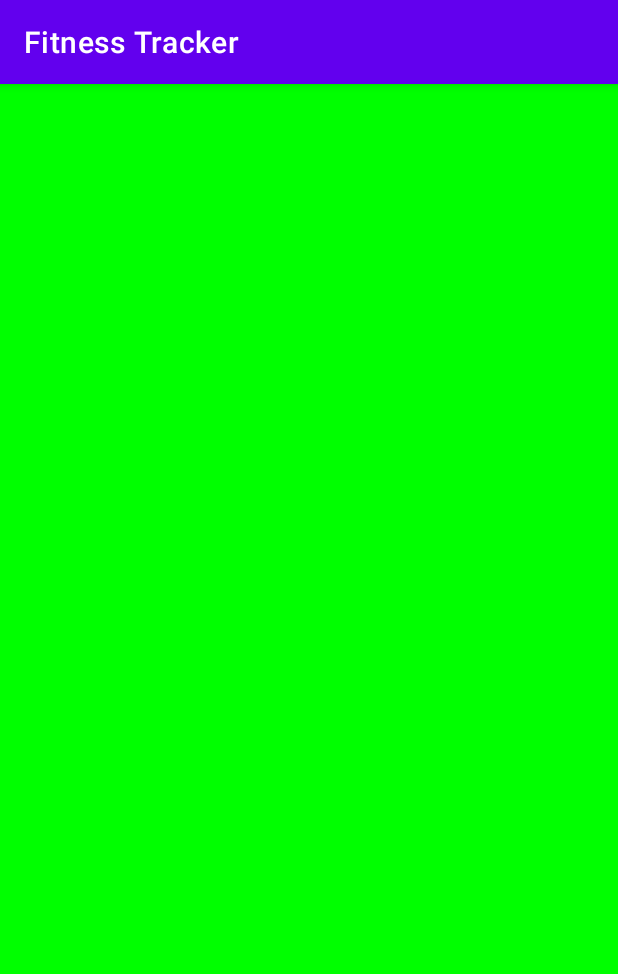
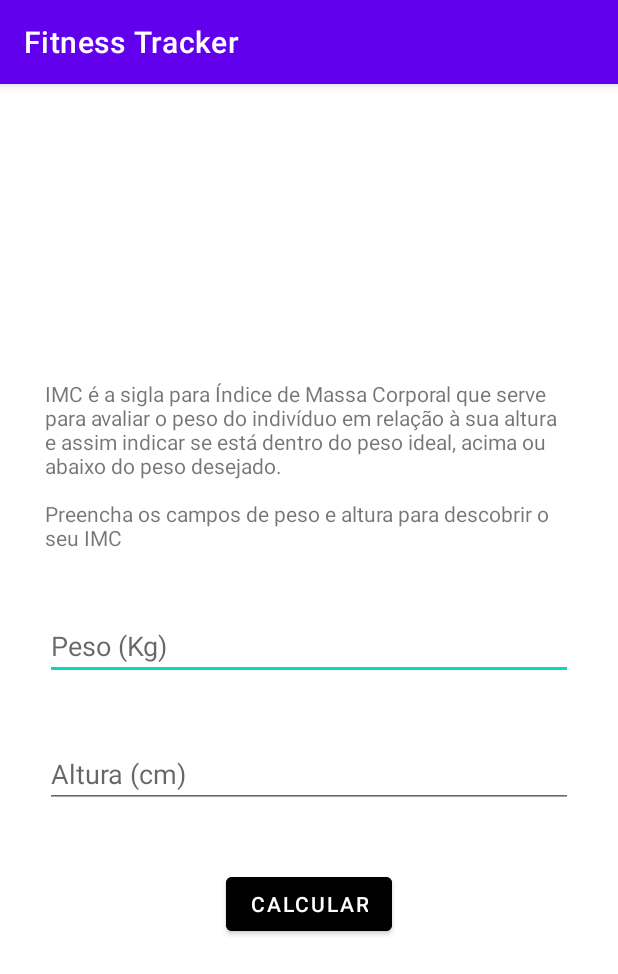
Before and after one commit to ubralex/Fiteness-Tracker, an Android app: the ImcActivity screen opened directly, with no data from a screen before it, on a phone screen of 412 x 824 dp. Shown: the top 974 px of the screen. Run offline under Robolectric (Android 15) with nearby library versions, the phone set to English and light mode, and no system bars.

Commit message:
Fitness Tracker

```diff
--- a/app/src/main/java/co/tiagoaguiar/fitnesstracker/ImcActivity.kt
+++ b/app/src/main/java/co/tiagoaguiar/fitnesstracker/ImcActivity.kt
@@ -2,10 +2,51 @@ package co.tiagoaguiar.fitnesstracker
 
 import androidx.appcompat.app.AppCompatActivity
 import android.os.Bundle
+import android.util.Log
+import android.widget.Button
+import android.widget.EditText
+import android.widget.Toast
 
 class ImcActivity : AppCompatActivity() {
+
+    private lateinit var editWeight: EditText
+    private lateinit var editHeight: EditText
     override fun onCreate(savedInstanceState: Bundle?) {
         super.onCreate(savedInstanceState)
         setContentView(R.layout.activity_imc)
+
+        editWeight = findViewById(R.id.edit_imc_weight)
+        editHeight = findViewById(R.id.edit_imc_height)
+
+        val btnSend: Button = findViewById(R.id.btn_imc_send)
+
+        btnSend.setOnClickListener {
+            if (!validate()) {
+                Toast.makeText(this, R.string.fields_messages, Toast.LENGTH_SHORT).show()
+                return@setOnClickListener
+            }
+
+            val weight = editWeight.text.toString().toInt()
+            val height = editHeight.text.toString().toInt()
+
+            val result = calculateImc(weight, height)
+            Log.d("Teste", "resultado: $result")
+
+        }
+    }
+
+    private fun calculateImc(weight: Int, height: Int): Double {
+        // PESO / (ALTURA * ALTURA)
+        return weight / ((height / 100.0) * (height / 100.0))
+    }
+
+    private fun validate(): Boolean {
+        // NÃO PODE INSERIR VALORES NULOS (NULL)
+        // NÃO PODE COMEÇAR COM 0 (ZERO)
+
+        return (editWeight.text.toString().isNotEmpty()
+                && editHeight.text.toString().isNotEmpty()
+                && !editWeight.text.toString().startsWith("0")
+                && !editHeight.text.toString().startsWith("0"))
     }
 }
--- a/app/src/main/res/layout/activity_imc.xml
+++ b/app/src/main/res/layout/activity_imc.xml
@@ -1,10 +1,39 @@
 <?xml version="1.0" encoding="utf-8"?>
-<androidx.constraintlayout.widget.ConstraintLayout xmlns:android="http://schemas.android.com/apk/res/android"
+<ScrollView xmlns:android="http://schemas.android.com/apk/res/android"
     xmlns:app="http://schemas.android.com/apk/res-auto"
     xmlns:tools="http://schemas.android.com/tools"
     android:layout_width="match_parent"
-    android:layout_height="match_parent"
-    android:background="#00FF00"
-    tools:context=".ImcActivity">
+    android:layout_height="match_parent">
 
-</androidx.constraintlayout.widget.ConstraintLayout>
+    <LinearLayout
+        android:layout_width="match_parent"
+        android:layout_height="wrap_content"
+        android:layout_gravity="center"
+        android:gravity="center"
+        android:orientation="vertical"
+        tools:context=".ImcActivity">
+
+        <TextView
+            style="@style/TextViewForm"
+            android:layout_width="wrap_content"
+            android:layout_height="wrap_content"
+            android:text="@string/imc_desc" />
+
+        <EditText
+            android:id="@+id/edit_imc_weight"
+            style="@style/EditTextForm"
+            android:hint="@string/weight" />
+
+        <EditText
+            android:id="@+id/edit_imc_height"
+            style="@style/EditTextForm"
+            android:hint="@string/height" />
+
+        <Button
+            android:id="@+id/btn_imc_send"
+            style="@style/ButtonForm"
+            android:text="@string/calc" />
+
+    </LinearLayout>
+
+</ScrollView>
--- a/app/src/main/res/values/strings.xml
+++ b/app/src/main/res/values/strings.xml
@@ -1,5 +1,9 @@
 <resources>
     <string name="app_name">Fitness Tracker</string>
     <string name="label_imc">IMC</string>
-
+    <string name="imc_desc">IMC é a sigla para Índice de Massa Corporal que serve para avaliar o peso do indivíduo em relação à sua altura e assim indicar se está dentro do peso ideal, acima ou abaixo do peso desejado.\n\nPreencha os campos de peso e altura para descobrir o seu IMC</string>
+    <string name="weight">Peso (Kg)</string>
+    <string name="height">Altura (cm)</string>
+    <string name="calc">Calcular</string>
+    <string name="fields_messages">Todos os campos devem ser maiores que zero</string>
 </resources>
--- /dev/null
+++ b/app/src/main/res/values/styles.xml
@@ -0,0 +1,28 @@
+<?xml version="1.0" encoding="utf-8"?>
+<resources>
+
+    <style name="TextViewForm">
+        <item name="android:layout_marginStart">30dp</item>
+        <item name="android:layout_marginEnd">30dp</item>
+        <item name="android:layout_marginBottom">40dp</item>
+    </style>
+
+    <style name="EditTextForm">
+        <item name="android:layout_width">match_parent</item>
+        <item name="android:layout_height">wrap_content</item>
+        <item name="android:layout_marginStart">30dp</item>
+        <item name="android:layout_marginEnd">30dp</item>
+        <item name="android:layout_marginBottom">40dp</item>
+        <item name="android:inputType">number</item>
+        <item name="android:maxLength">3</item>
+    </style>
+
+    <style name="ButtonForm">
+        <item name="android:layout_width">wrap_content</item>
+        <item name="android:layout_height">wrap_content</item>
+        <item name="android:layout_gravity">center</item>
+        <item name="android:backgroundTint">@color/black</item>
+
+    </style>
+
+</resources>
```
